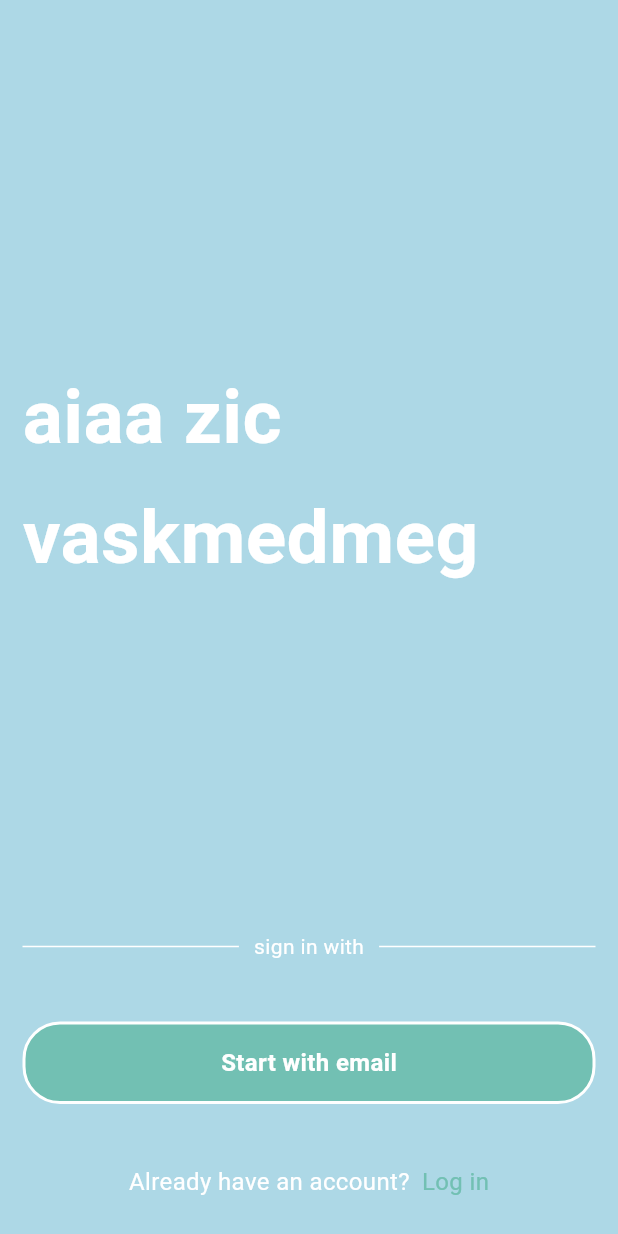
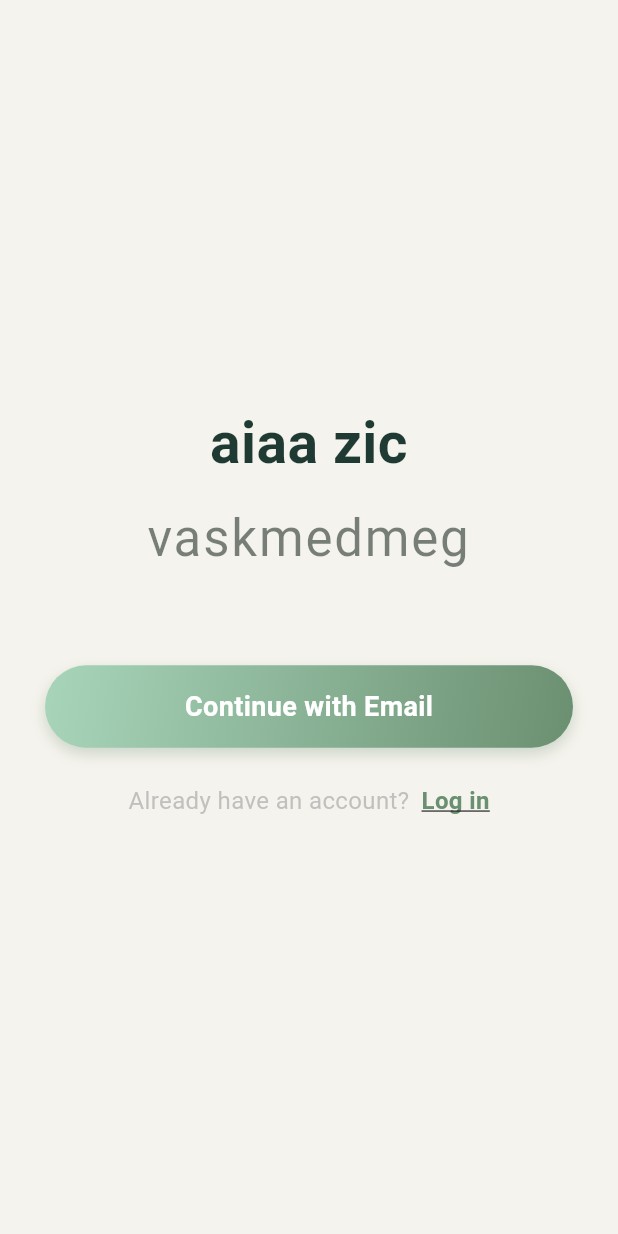
Before and after one commit to Serar13/Ralu_norvegia, a Flutter app: the screen it shows after launch, on a phone screen of 412 x 824 dp. Run offline on Flutter 3.47's test engine with Material 3 defaults, Android fonts, the phone set to English and light mode, and no system bars; our stand-ins replace cloud_firestore, firebase_auth, firebase_core, go_router, google_fonts, shared_preferences and 1 more; accounts and stored records are empty; generated files the repository leaves out were written again.

Commit message:
UI works

```diff
--- a/lib/src/theme/app_colors.dart
+++ b/lib/src/theme/app_colors.dart
@@ -1,27 +1,29 @@
+import 'package:flutter/material.dart';
+
 import 'package:flutter/material.dart';
 
 class AppColors {
-  // Primary color (used for the main elements, such as navigation bars, buttons, and headers)
-  static const primary = Color(0xFFADD8E6); // Light Blue (Primary, 60%)
+  /// Primary mint tone used for navigation bars, highlights and other key UI elements.
+  static const primary = Color(0xFFA8D5BA);
 
-  // Secondary color (used for backgrounds and large surfaces)
-  static const secondary = Color(0xFFFFFFFF); // White (Secondary, 30%)
+  /// Neutral surface color for cards and panels.
+  static const secondary = Color(0xFFFFFFFF);
 
-  // Accent color (used sparingly for call-to-action buttons, links, and highlights)
-  static const accent = Color(0xFFFF4500); // Orange Red (Accent, 10%)
-  static const accent2 = Color(0xFFe18178); // Orange Red (Accent, 10%)
-  static const accent3 = Color(0xFF72c0b3); // Orange Red (Accent, 10%)
+  /// Deep evergreen accent applied to important actions and icons.
+  static const accent = Color(0xFF2F4F4F);
+  static const accent2 = Color(0xFF4F6F52);
+  static const accent3 = Color(0xFF6B8F71);
 
-  // Text Colors
-  static const primaryText = secondary;
-  static const primaryText2 = Color(0xFFB0BEC5);
-  static const secondaryText = primary;
+  /// Text colors tuned for the lighter surfaces in the refreshed palette.
+  static const primaryText = Color(0xFF233029);
+  static const primaryText2 = Color(0xFF4C5C50);
+  static const secondaryText = Color(0xFFFFFFFF);
 
-  // Background Colors
-  static const primaryBackground = primary; // Using secondary color (white) as the primary background
-  static const secondaryBackground = secondary; // Light Steel Blue for less prominent background elements
+  /// Background tones inspired by the vaskmedmeg.no aesthetic.
+  static const primaryBackground = Color(0xFFF5F3ED);
+  static const secondaryBackground = secondary;
 
   // Additional Accents and Warnings
-  static const accentDark = Color(0xFF23767B); // Teal for darker accents (optional)
-  static const warning = Color(0xFFCE522C); // Strong warning color
+  static const accentDark = Color(0xFF1F3A32);
+  static const warning = Color(0xFFCE522C);
 }
--- a/lib/src/ui/screens/welcome_view.dart
+++ b/lib/src/ui/screens/welcome_view.dart
@@ -4,7 +4,6 @@
 import 'package:ralu_norvegia/src/app/app_router.dart';
 import 'package:ralu_norvegia/src/app/app_string.dart';
 import 'package:ralu_norvegia/src/theme/app_colors.dart';
-import 'package:ralu_norvegia/src/ui/widgets/widget_factory.dart';
 
 class WelcomeView extends StatefulWidget {
   const WelcomeView({Key? key}) : super(key: key);
@@ -13,152 +12,120 @@
   State<WelcomeView> createState() => _WelcomeViewState();
 }
 
-class _WelcomeViewState extends State<WelcomeView> {
+class _WelcomeViewState extends State<WelcomeView> with SingleTickerProviderStateMixin {
+  double _opacity = 0.0;
+
+  @override
+  void initState() {
+    super.initState();
+    Future.delayed(Duration.zero, () {
+      setState(() {
+        _opacity = 1.0;
+      });
+    });
+  }
+
   @override
   Widget build(BuildContext context) {
     return Material(
-      child: Stack(
-        alignment: Alignment.center,
+      color: AppColors.primaryBackground,
+      child: Center(
+        child: SingleChildScrollView(
+          padding: const EdgeInsets.symmetric(horizontal: 30),
+          child: Column(
+            mainAxisSize: MainAxisSize.min,
             children: [
-          // Background Color with a subtle cool tint
-          Container(
-            width: double.infinity,
-            height: double.infinity,
-            color: AppColors.primaryBackground, // Cool White Background
-          ),
-          Padding(
-            padding: const EdgeInsets.all(15.0),
-            child: SizedBox(
-              width: MediaQuery.of(context).size.width,
-              height: MediaQuery.of(context).size.height,
-              child: Column(
-                crossAxisAlignment: CrossAxisAlignment.stretch,
-                children: [
-                  Expanded(
-                    child: Column(
-                      crossAxisAlignment: CrossAxisAlignment.start,
-                      mainAxisAlignment: MainAxisAlignment.center,
-                      children: [
-                        Padding(
-                          padding: const EdgeInsets.only(bottom: 8.0),
+              AnimatedOpacity(
+                opacity: _opacity,
+                duration: const Duration(milliseconds: 800),
+                curve: Curves.easeInOut,
                 child: Text(
                   AppStrings.welcome(context),
+                  textAlign: TextAlign.center,
                   style: TextStyle(
-                              color: AppColors.primaryText,
-                              fontSize: 50,
+                    color: AppColors.accentDark,
+                    fontSize: 38,
+                    fontWeight: FontWeight.w700,
+                  ),
+                ),
+              ),
+              const SizedBox(height: 12),
+              Text(
+                "vaskmedmeg",
+                textAlign: TextAlign.center,
+                style: TextStyle(
+                  color: AppColors.primaryText.withOpacity(0.6),
+                  fontSize: 34,
+                  fontWeight: FontWeight.w400,
+                  letterSpacing: 1.2,
+                ),
+              ),
+              const SizedBox(height: 60),
+              GestureDetector(
+                onTap: () {
+                  GoRouter.of(context).push(singinPath);
+                },
+                child: Container(
+                  height: 55,
+                  decoration: BoxDecoration(
+                    gradient: LinearGradient(
+                      colors: [AppColors.primary, AppColors.accent3],
+                      begin: Alignment.topLeft,
+                      end: Alignment.bottomRight,
+                    ),
+                    borderRadius: BorderRadius.circular(30),
+                    boxShadow: [
+                      BoxShadow(
+                        color: AppColors.accent3.withOpacity(0.3),
+                        offset: const Offset(0, 4),
+                        blurRadius: 8,
+                      ),
+                    ],
+                  ),
+                  alignment: Alignment.center,
+                  child: const Text(
+                    "Continue with Email",
+                    style: TextStyle(
+                      color: Colors.white,
+                      fontSize: 18,
                       fontWeight: FontWeight.bold,
                     ),
                   ),
                 ),
-                        Text(
-                          "vaskmedmeg",
-                          style: TextStyle(
-                            color: AppColors.secondary, // Soft Navy Blue
-                            fontSize: 50,
-                            fontWeight: FontWeight.bold,
               ),
-                        ),
-                      ],
-                    ),
-                  ),
-                  Column(
-                    children: [
-                      Padding(
-                        padding: const EdgeInsets.only(bottom: 20.0),
-                        child: Row(
-                          mainAxisAlignment: MainAxisAlignment.center,
-                          children: [
-                            Expanded(
-                              child: Container(
-                                height: 1,
-                                color: AppColors.primaryText, // Dark Charcoal
-                              ),
-                            ),
-                            Padding(
-                              padding: const EdgeInsets.symmetric(horizontal: 10.0),
-                              child: Text(
-                                "sign in with",
-                                style: TextStyle(
-                                  color: AppColors.primaryText, // Dark Charcoal
-                                  fontSize: 14, // Slightly smaller to maintain hierarchy
-                                ),
-                              ),
-                            ),
-                            Expanded(
-                              child: Container(
-                                height: 1,
-                                color: AppColors.primaryText, // Dark Charcoal
-                              ),
-                            ),
-                          ],
-                        ),
-                      ),
-                      const SizedBox(
-                        height: 20,
-                      ),
-                      Padding(
-                        padding: const EdgeInsets.only(bottom: 20.0),
-                        child: Row(
-                          mainAxisAlignment: MainAxisAlignment.spaceBetween,
-                          children: [
-                            WidgetFactory.buttonWithTextIconExpanded(
-                              "Start with email",
-                              55,
-                              1,
-                              AppColors.accent3, // Teal Green
-                              Colors.white,
-                              2,
-                              Colors.white,
-                                  () {
-                                GoRouter.of(context).push(singinPath);
-                                //GoRouter.of(context).push(ChooseOptionPath);
-                              },
-                            ),
-                          ],
-                        ),
-                      ),
-                      const SizedBox(
-                        height: 20,
-                      ),
+              const SizedBox(height: 24),
               Row(
-                        mainAxisAlignment: MainAxisAlignment.center,
+                mainAxisSize: MainAxisSize.min,
                 children: [
                   Text(
                     "Already have an account?",
                     style: TextStyle(
-                              color: AppColors.primaryText, // Dark Charcoal
+                      color: Colors.grey.withOpacity(0.6),
                       fontSize: 16,
                     ),
                   ),
                   const SizedBox(width: 8),
                   InkWell(
+                    onTap: () {
+                      GoRouter.of(context).push(loginPath);
+                    },
                     child: Text(
                       "Log in",
                       style: TextStyle(
-                                decoration: TextDecoration.none,
-                                decorationColor: Colors.transparent,
-                                decorationThickness: 2.0,
                         color: AppColors.accent3,
                         fontSize: 16,
-                              ),
-                            ),
-                            onTap: () {
-                               GoRouter.of(context).push(loginPath);
-                            },
-                          ),
-                        ],
-                      ),
-                      const SizedBox(
-                        height: 10,
-                      ),
-                    ],
-                  ),
-                ],
+                        fontWeight: FontWeight.bold,
+                        decoration: TextDecoration.underline,
                       ),
                     ),
                   ),
                 ],
               ),
+              const SizedBox(height: 10),
+            ],
+          ),
+        ),
+      ),
     );
   }
 }
```
Also changed, not shown: lib/src/theme/app_theme.dart (+25 -10 lines), lib/src/ui/screens/log_in.dart (+87 -96 lines). Lines whose indentation alone changed are shown as unchanged.
